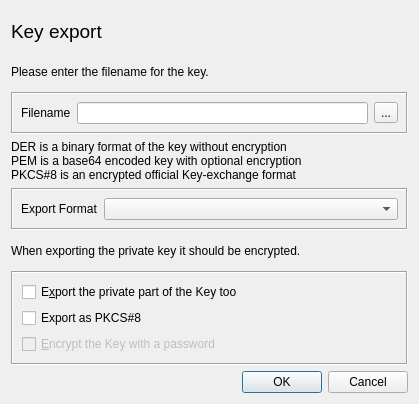
First picture: the form in ui/ExportKey.ui, repository chris2511/xca, before the edit.
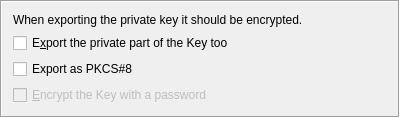
Second picture: the form after the edit.

Commit message: Consolidate export dialogs

Patch:
```diff
--- a/ui/ExportKey.ui
+++ b/ui/ExportKey.ui
@@ -1,171 +1,25 @@
 <?xml version="1.0" encoding="UTF-8"?>
 <ui version="4.0">
  <class>ExportKey</class>
- <widget class="QDialog" name="ExportKey">
+ <widget class="QFrame" name="ExportKey">
   <property name="geometry">
    <rect>
     <x>0</x>
     <y>0</y>
-    <width>419</width>
-    <height>404</height>
+    <width>400</width>
+    <height>116</height>
    </rect>
   </property>
+  <property name="windowTitle">
+   <string>Frame</string>
+  </property>
+  <property name="frameShape">
+   <enum>QFrame::Box</enum>
+  </property>
+  <property name="frameShadow">
+   <enum>QFrame::Sunken</enum>
+  </property>
   <layout class="QVBoxLayout" name="verticalLayout">
-   <item>
-    <layout class="QHBoxLayout">
-     <property name="spacing">
-      <number>6</number>
-     </property>
-     <property name="margin">
-      <number>0</number>
-     </property>
-     <item>
-      <widget class="QLabel" name="TextLabel12">
-       <property name="font">
-        <font>
-         <family>Arial</family>
-         <pointsize>14</pointsize>
-         <weight>50</weight>
-         <italic>false</italic>
-         <bold>false</bold>
-         <underline>false</underline>
-         <strikeout>false</strikeout>
-        </font>
-       </property>
-       <property name="text">
-        <string>Key export</string>
-       </property>
-      </widget>
-     </item>
-     <item>
-      <spacer>
-       <property name="orientation">
-        <enum>Qt::Horizontal</enum>
-       </property>
-       <property name="sizeType">
-        <enum>QSizePolicy::Expanding</enum>
-       </property>
-       <property name="sizeHint" stdset="0">
-        <size>
-         <width>20</width>
-         <height>20</height>
-        </size>
-       </property>
-      </spacer>
-     </item>
-     <item>
-      <widget class="QLabel" name="image">
-       <property name="minimumSize">
-        <size>
-         <width>95</width>
-         <height>40</height>
-        </size>
-       </property>
-       <property name="maximumSize">
-        <size>
-         <width>95</width>
-         <height>40</height>
-        </size>
-       </property>
-       <property name="scaledContents">
-        <bool>true</bool>
-       </property>
-      </widget>
-     </item>
-    </layout>
-   </item>
-   <item>
-    <widget class="QLabel" name="TextLabel13">
-     <property name="text">
-      <string>Please enter the filename for the key.</string>
-     </property>
-    </widget>
-   </item>
-   <item>
-    <widget class="QFrame" name="frame_3">
-     <property name="frameShape">
-      <enum>QFrame::Box</enum>
-     </property>
-     <property name="frameShadow">
-      <enum>QFrame::Sunken</enum>
-     </property>
-     <layout class="QHBoxLayout">
-      <property name="spacing">
-       <number>6</number>
-      </property>
-      <property name="margin">
-       <number>8</number>
-      </property>
-      <item>
-       <widget class="QLabel" name="TextLabel14">
-        <property name="text">
-         <string>Filename</string>
-        </property>
-       </widget>
-      </item>
-      <item>
-       <widget class="QLineEdit" name="filename"/>
-      </item>
-      <item>
-       <widget class="QToolButton" name="fileBut">
-        <property name="sizePolicy">
-         <sizepolicy hsizetype="Minimum" vsizetype="Fixed">
-          <horstretch>0</horstretch>
-          <verstretch>0</verstretch>
-         </sizepolicy>
-        </property>
-        <property name="text">
-         <string>...</string>
-        </property>
-       </widget>
-      </item>
-     </layout>
-    </widget>
-   </item>
-   <item>
-    <widget class="QLabel" name="TextLabel3">
-     <property name="text">
-      <string>DER is a binary format of the key without encryption
-PEM is a base64 encoded key with optional encryption
-PKCS#8 is an encrypted official Key-exchange format</string>
-     </property>
-    </widget>
-   </item>
-   <item>
-    <widget class="QFrame" name="frame_2">
-     <property name="frameShape">
-      <enum>QFrame::Box</enum>
-     </property>
-     <property name="frameShadow">
-      <enum>QFrame::Sunken</enum>
-     </property>
-     <layout class="QHBoxLayout">
-      <property name="spacing">
-       <number>6</number>
-      </property>
-      <property name="margin">
-       <number>8</number>
-      </property>
-      <item>
-       <widget class="QLabel" name="TextLabel1">
-        <property name="text">
-         <string>Export Format</string>
-        </property>
-       </widget>
-      </item>
-      <item>
-       <widget class="QComboBox" name="exportFormat">
-        <property name="sizePolicy">
-         <sizepolicy hsizetype="Expanding" vsizetype="Fixed">
-          <horstretch>0</horstretch>
-          <verstretch>0</verstretch>
-         </sizepolicy>
-        </property>
-       </widget>
-      </item>
-     </layout>
-    </widget>
-   </item>
    <item>
     <widget class="QLabel" name="TextLabel2">
      <property name="text">
@@ -174,54 +28,29 @@
     </widget>
    </item>
    <item>
-    <widget class="QFrame" name="privFrame">
-     <property name="frameShape">
-      <enum>QFrame::Box</enum>
+    <widget class="QCheckBox" name="exportPrivate">
+     <property name="toolTip">
+      <string>When exporting the private part, it should be encrypted.</string>
      </property>
-     <property name="frameShadow">
-      <enum>QFrame::Sunken</enum>
+     <property name="text">
+      <string>E&amp;xport the private part of the Key too</string>
      </property>
-     <layout class="QVBoxLayout">
-      <property name="spacing">
-       <number>6</number>
-      </property>
-      <property name="margin">
-       <number>9</number>
-      </property>
-      <item>
-       <widget class="QCheckBox" name="exportPrivate">
-        <property name="toolTip">
-         <string>When exporting the private part, it should be encrypted.</string>
-        </property>
-        <property name="text">
-         <string>E&amp;xport the private part of the Key too</string>
-        </property>
-       </widget>
-      </item>
-      <item>
-       <widget class="QCheckBox" name="exportPkcs8">
-        <property name="text">
-         <string>Export as PKCS#8</string>
-        </property>
-       </widget>
-      </item>
-      <item>
-       <widget class="QCheckBox" name="encryptKey">
-        <property name="enabled">
-         <bool>false</bool>
-        </property>
-        <property name="text">
-         <string>&amp;Encrypt the Key with a password</string>
-        </property>
-       </widget>
-      </item>
-     </layout>
     </widget>
    </item>
    <item>
-    <widget class="QDialogButtonBox" name="buttonBox">
-     <property name="standardButtons">
-      <set>QDialogButtonBox::Cancel|QDialogButtonBox::Ok</set>
+    <widget class="QCheckBox" name="exportPkcs8">
+     <property name="text">
+      <string>Export as PKCS#8</string>
+     </property>
+    </widget>
+   </item>
+   <item>
+    <widget class="QCheckBox" name="encryptKey">
+     <property name="enabled">
+      <bool>false</bool>
+     </property>
+     <property name="text">
+      <string>&amp;Encrypt the Key with a password</string>
      </property>
     </widget>
    </item>
```
Left out of the diff: 43 changed lines with no effect on the pictures. The commit also changes 18 other files.
